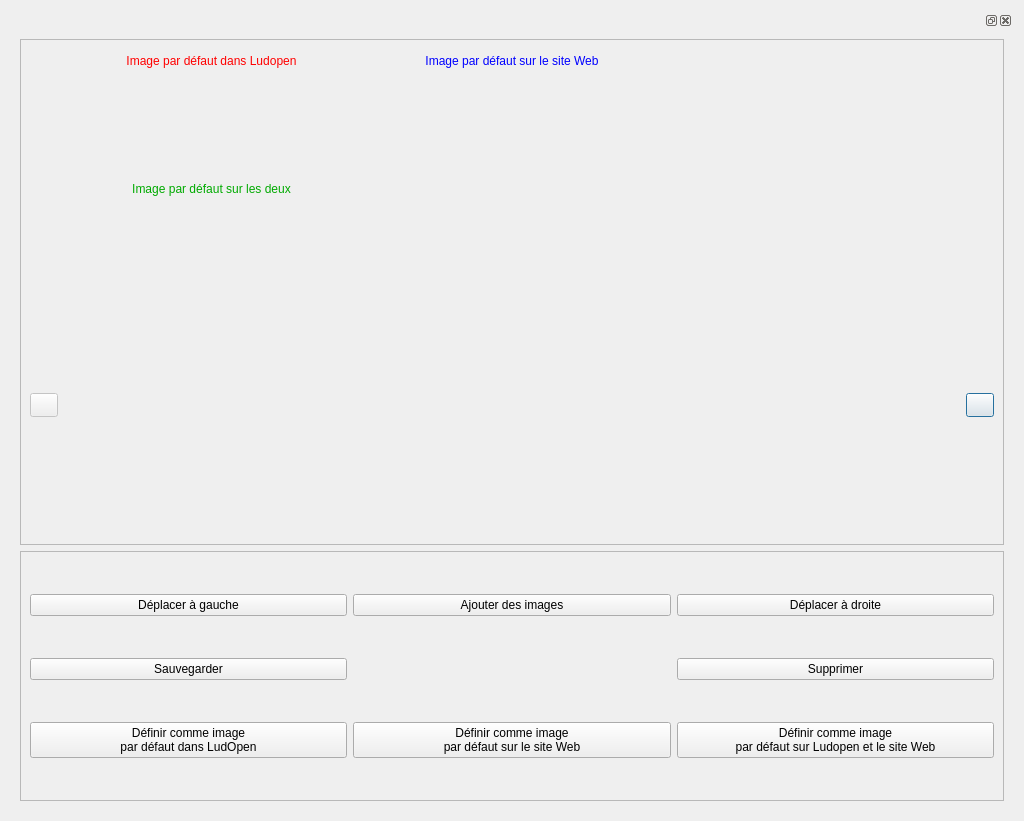
First picture: the form in d_image.ui, repository nivhg/ludopen, before the edit.
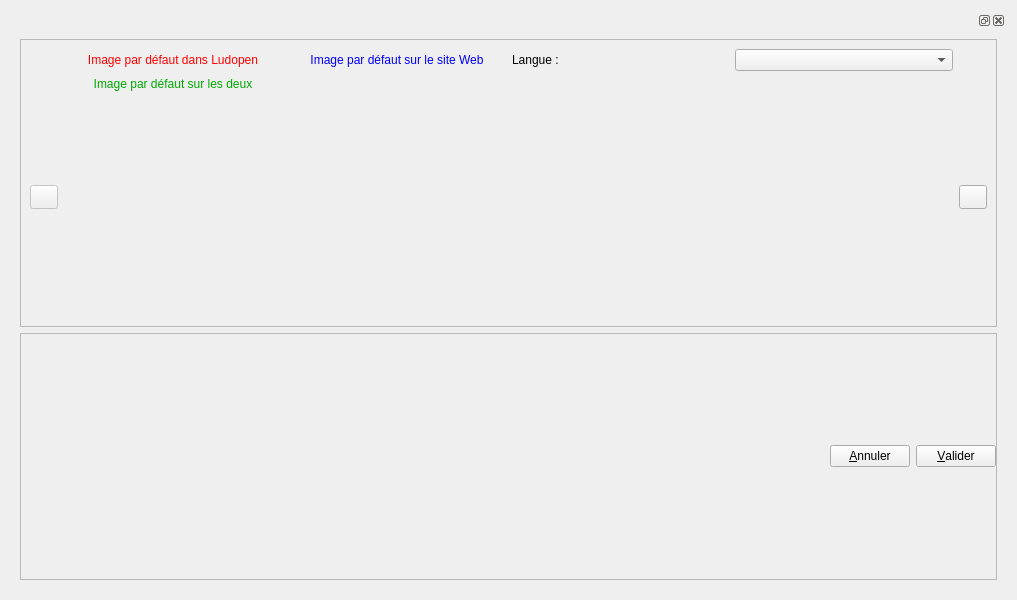
Second picture: the form after the edit. Icons and pictures are not drawn.

What changed in the file:
```diff
--- a/d_image.ui
+++ b/d_image.ui
@@ -6,16 +6,10 @@
    <rect>
     <x>0</x>
     <y>0</y>
-    <width>1024</width>
-    <height>821</height>
+    <width>1017</width>
+    <height>600</height>
    </rect>
   </property>
-  <property name="sizePolicy">
-   <sizepolicy hsizetype="MinimumExpanding" vsizetype="MinimumExpanding">
-    <horstretch>0</horstretch>
-    <verstretch>0</verstretch>
-   </sizepolicy>
-  </property>
   <property name="minimumSize">
    <size>
     <width>200</width>
@@ -23,9 +17,6 @@
    </size>
   </property>
   <layout class="QGridLayout" name="gridLayout">
-   <property name="sizeConstraint">
-    <enum>QLayout::SetMaximumSize</enum>
-   </property>
    <item row="0" column="0">
     <widget class="QDockWidget" name="dockWidget">
      <widget class="QWidget" name="dockWidgetContents">
@@ -39,71 +30,12 @@
           <enum>QFrame::Raised</enum>
          </property>
          <layout class="QGridLayout" name="gridLayout_2">
-          <item row="3" column="2">
-           <widget class="QLabel" name="Lb_NomFichier2">
-            <property name="text">
-             <string/>
-            </property>
-            <property name="alignment">
-             <set>Qt::AlignCenter</set>
-            </property>
-           </widget>
-          </item>
-          <item row="2" column="7">
-           <widget class="QPushButton" name="Bt_Droite">
-            <property name="maximumSize">
-             <size>
-              <width>28</width>
-              <height>24</height>
-             </size>
-            </property>
-            <property name="text">
-             <string/>
-            </property>
-            <property name="icon">
-             <iconset resource="ImagesIcones.qrc">
-              <normaloff>:/Fleche_droite.png</normaloff>:/Fleche_droite.png</iconset>
-            </property>
-           </widget>
-          </item>
-          <item row="0" column="2">
-           <widget class="QLabel" name="Lb_Defaut_Web">
-            <property name="styleSheet">
-             <string notr="true">color: rgb(0, 0, 255);</string>
-            </property>
-            <property name="text">
-             <string>Image par défaut sur le site Web</string>
-            </property>
-            <property name="alignment">
-             <set>Qt::AlignCenter</set>
-            </property>
-           </widget>
-          </item>
-          <item row="2" column="1">
-           <widget class="QLabel" name="Lb_Image">
-            <property name="minimumSize">
-             <size>
-              <width>200</width>
-              <height>200</height>
-             </size>
-            </property>
-            <property name="frameShape">
-             <enum>QFrame::NoFrame</enum>
-            </property>
-            <property name="frameShadow">
-             <enum>QFrame::Plain</enum>
-            </property>
-            <property name="text">
-             <string/>
-            </property>
-           </widget>
-          </item>
-          <item row="3" column="1">
+          <item row="4" column="1">
            <widget class="QLabel" name="Lb_NomFichier">
             <property name="maximumSize">
              <size>
               <width>16777215</width>
-              <height>24</height>
+              <height>16777215</height>
              </size>
             </property>
             <property name="text">
@@ -112,38 +44,8 @@
             <property name="alignment">
              <set>Qt::AlignCenter</set>
             </property>
-           </widget>
-          </item>
-          <item row="2" column="2">
-           <widget class="QLabel" name="Lb_Image2">
-            <property name="minimumSize">
-             <size>
-              <width>200</width>
-              <height>200</height>
-             </size>
-            </property>
-            <property name="text">
-             <string/>
-            </property>
-           </widget>
-          </item>
-          <item row="2" column="0">
-           <widget class="QPushButton" name="Bt_Gauche">
-            <property name="enabled">
-             <bool>false</bool>
-            </property>
-            <property name="maximumSize">
-             <size>
-              <width>28</width>
-              <height>24</height>
-             </size>
-            </property>
-            <property name="text">
-             <string/>
-            </property>
-            <property name="icon">
-             <iconset resource="ImagesIcones.qrc">
-              <normaloff>:/Fleche_gauche.png</normaloff>:/Fleche_gauche.png</iconset>
+            <property name="wordWrap">
+             <bool>true</bool>
             </property>
            </widget>
           </item>
@@ -166,26 +68,7 @@
             </property>
            </widget>
           </item>
-          <item row="2" column="3">
-           <widget class="QLabel" name="Lb_Image3">
-            <property name="minimumSize">
-             <size>
-              <width>200</width>
-              <height>200</height>
-             </size>
-            </property>
-            <property name="maximumSize">
-             <size>
-              <width>16777215</width>
-              <height>16777215</height>
-             </size>
-            </property>
-            <property name="text">
-             <string/>
-            </property>
-           </widget>
-          </item>
-          <item row="3" column="3">
+          <item row="4" column="4">
            <widget class="QLabel" name="Lb_NomFichier3">
             <property name="maximumSize">
              <size>
@@ -199,6 +82,9 @@
             <property name="alignment">
              <set>Qt::AlignCenter</set>
             </property>
+            <property name="wordWrap">
+             <bool>true</bool>
+            </property>
            </widget>
           </item>
           <item row="1" column="1">
@@ -217,11 +103,139 @@
             </property>
            </widget>
           </item>
+          <item row="0" column="4">
+           <widget class="QComboBox" name="Cb_FiltreLangue"/>
+          </item>
+          <item row="2" column="0">
+           <widget class="QPushButton" name="Bt_Gauche">
+            <property name="enabled">
+             <bool>false</bool>
+            </property>
+            <property name="maximumSize">
+             <size>
+              <width>28</width>
+              <height>24</height>
+             </size>
+            </property>
+            <property name="text">
+             <string/>
+            </property>
+            <property name="icon">
+             <iconset resource="ImagesIcones.qrc">
+              <normaloff>:/Fleche_gauche.png</normaloff>:/Fleche_gauche.png</iconset>
+            </property>
+           </widget>
+          </item>
+          <item row="4" column="2">
+           <widget class="QLabel" name="Lb_NomFichier2">
+            <property name="text">
+             <string/>
+            </property>
+            <property name="alignment">
+             <set>Qt::AlignCenter</set>
+            </property>
+            <property name="wordWrap">
+             <bool>true</bool>
+            </property>
+           </widget>
+          </item>
+          <item row="0" column="2">
+           <widget class="QLabel" name="Lb_Defaut_Web">
+            <property name="styleSheet">
+             <string notr="true">color: rgb(0, 0, 255);</string>
+            </property>
+            <property name="text">
+             <string>Image par défaut sur le site Web</string>
+            </property>
+            <property name="alignment">
+             <set>Qt::AlignCenter</set>
+            </property>
+           </widget>
+          </item>
+          <item row="2" column="1" colspan="4">
+           <layout class="QGridLayout" name="Gl_Images">
+            <item row="0" column="1">
+             <widget class="QLabel" name="Lb_Image2">
+              <property name="minimumSize">
+               <size>
+                <width>200</width>
+                <height>200</height>
+               </size>
+              </property>
+              <property name="text">
+               <string/>
+              </property>
+             </widget>
+            </item>
+            <item row="0" column="0">
+             <widget class="QLabel" name="Lb_Image">
+              <property name="minimumSize">
+               <size>
+                <width>200</width>
+                <height>200</height>
+               </size>
+              </property>
+              <property name="frameShape">
+               <enum>QFrame::NoFrame</enum>
+              </property>
+              <property name="frameShadow">
+               <enum>QFrame::Plain</enum>
+              </property>
+              <property name="text">
+               <string/>
+              </property>
+             </widget>
+            </item>
+            <item row="0" column="2">
+             <widget class="QLabel" name="Lb_Image3">
+              <property name="minimumSize">
+               <size>
+                <width>200</width>
+                <height>200</height>
+               </size>
+              </property>
+              <property name="maximumSize">
+               <size>
+                <width>16777215</width>
+                <height>16777215</height>
+               </size>
+              </property>
+              <property name="text">
+               <string/>
+              </property>
+             </widget>
+            </item>
+           </layout>
+          </item>
+          <item row="2" column="5">
+           <widget class="QPushButton" name="Bt_Droite">
+            <property name="maximumSize">
+             <size>
+              <width>28</width>
+              <height>24</height>
+             </size>
+            </property>
+            <property name="text">
+             <string/>
+            </property>
+            <property name="icon">
+             <iconset resource="ImagesIcones.qrc">
+              <normaloff>:/Fleche_droite.png</normaloff>:/Fleche_droite.png</iconset>
+            </property>
+           </widget>
+          </item>
+          <item row="0" column="3">
+           <widget class="QLabel" name="Lb_Langue">
+            <property name="text">
+             <string>Langue :</string>
+            </property>
+           </widget>
+          </item>
          </layout>
         </widget>
        </item>
        <item row="2" column="0" colspan="7">
-        <widget class="QFrame" name="frame_2">
+        <widget class="QStackedWidget" name="SW_Boutons">
          <property name="maximumSize">
           <size>
            <width>16500</width>
@@ -234,6 +248,10 @@
          <property name="frameShadow">
           <enum>QFrame::Raised</enum>
          </property>
+         <property name="currentIndex">
+          <number>1</number>
+         </property>
+         <widget class="QWidget" name="Frm_BoutonsPage1">
          <layout class="QGridLayout" name="gridLayout_4">
           <property name="topMargin">
            <number>0</number>
@@ -324,6 +342,50 @@
            </widget>
           </item>
          </layout>
+         </widget>
+         <widget class="QWidget" name="Frm_BoutonsPage2">
+          <layout class="QGridLayout" name="gridLayout_5">
+           <property name="leftMargin">
+            <number>0</number>
+           </property>
+           <property name="topMargin">
+            <number>0</number>
+           </property>
+           <property name="rightMargin">
+            <number>0</number>
+           </property>
+           <property name="bottomMargin">
+            <number>0</number>
+           </property>
+           <item row="0" column="2">
+            <widget class="QPushButton" name="Bt_Valider">
+             <property name="text">
+              <string>&amp;Valider</string>
+             </property>
+            </widget>
+           </item>
+           <item row="0" column="1">
+            <widget class="QPushButton" name="Bt_Annuler">
+             <property name="text">
+              <string>&amp;Annuler</string>
+             </property>
+            </widget>
+           </item>
+           <item row="0" column="0">
+            <spacer name="horizontalSpacer">
+             <property name="orientation">
+              <enum>Qt::Horizontal</enum>
+             </property>
+             <property name="sizeHint" stdset="0">
+              <size>
+               <width>40</width>
+               <height>20</height>
+              </size>
+             </property>
+            </spacer>
+           </item>
+          </layout>
+         </widget>
         </widget>
        </item>
       </layout>
```
Lines whose indentation alone changed are shown as unchanged.
